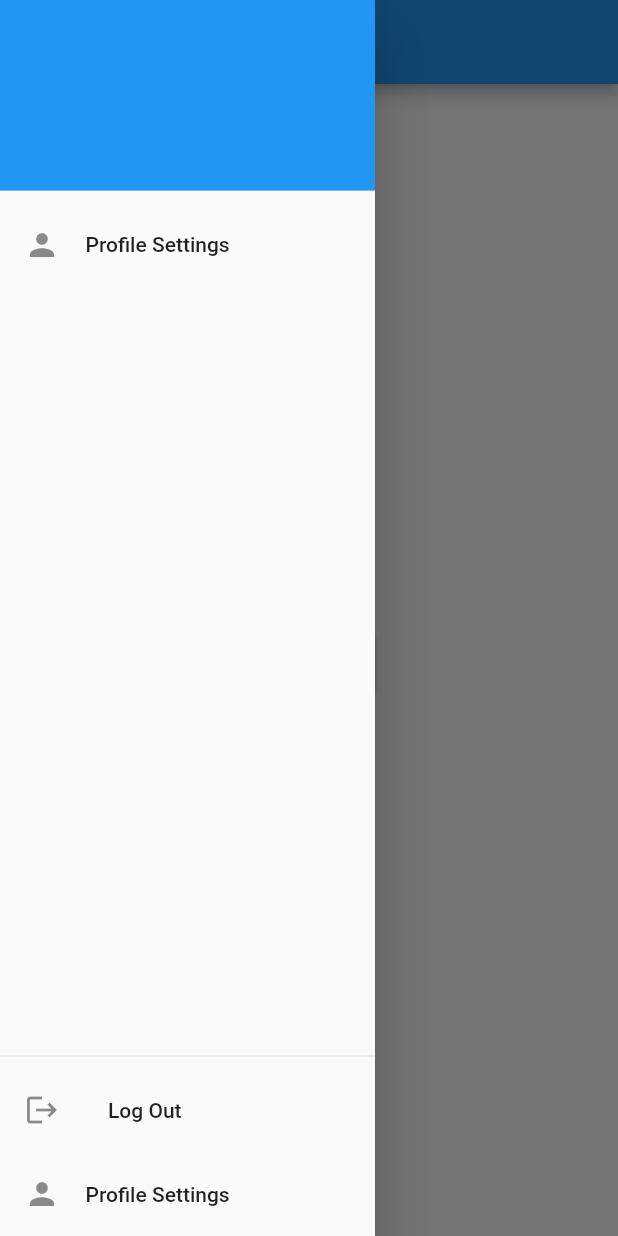
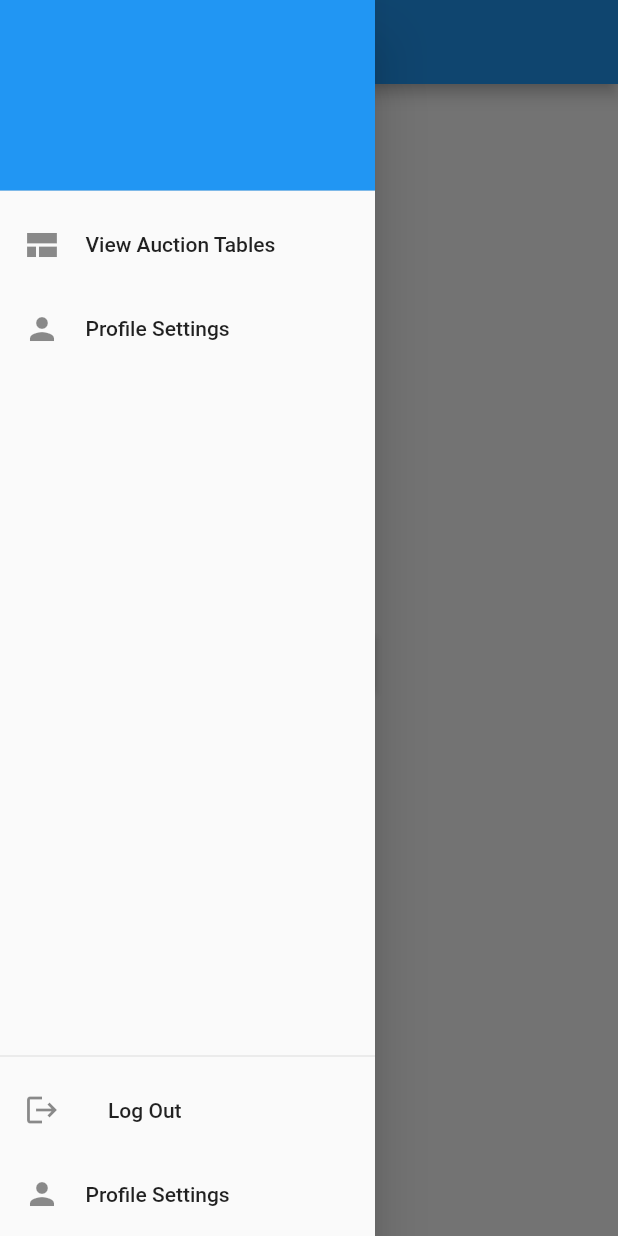
Before and after one commit to fburaktrd/Balikliova-Fish-Auction-G3, a Flutter app: the HomePage screen opened directly, with the side drawer open, on a phone screen of 412 x 824 dp. Run offline on Flutter 3.47's test engine with Material 2 defaults, Android fonts, the phone set to English and light mode, and no system bars; our stand-ins replace firebase_auth, firebase_core, firebase_database, get, get_it, intl_phone_number_input; accounts and stored records are empty.

Commit message:
updated navbar
added update auction table element to navbar and it has only seen by CoopHead and CrewMember

```diff
--- a/lib/Views/navBar.dart
+++ b/lib/Views/navBar.dart
@@ -146,7 +146,8 @@ class _navBarState extends State<navBar> {
                           ),
                         ),
                         Visibility(
-                          visible: _coopHead,
+                          visible:
+                              true, // Herkese açık bir element olduğu için herkes görebilmeli
                           child: ListTile(
                             //if user is coop head, views all auction tables
                             leading: Icon(Icons.view_comfortable_sharp),
@@ -156,7 +157,22 @@ class _navBarState extends State<navBar> {
                               Navigator.pop(context);
                               Navigator.of(context).push(MaterialPageRoute(
                                   builder: (BuildContext context) =>
-                                      HomePage())); //AuctionTableScreen()
+                                      AuctionTableScreen())); // olamlı
+                            },
+                          ),
+                        ),
+                        Visibility(
+                          visible: _coopHead || _crewMember,
+                          child: ListTile(
+                            //if user is coop head, views all auction tables
+                            leading: Icon(Icons.view_comfortable_sharp),
+                            horizontalTitleGap: 1,
+                            title: Text('Update Auction Tables'),
+                            onTap: () {
+                              Navigator.pop(context);
+                              Navigator.of(context).push(MaterialPageRoute(
+                                  builder: (BuildContext context) =>
+                                      AuctionTableScreen())); //AuctionTableScreen()
                             },
                           ),
                         ),
@@ -383,21 +399,6 @@ class _navBarState extends State<navBar> {
                     ),
                   ),
                   Visibility(
-                    visible: _coopMember | _coopCrew | _customer,
-                    child: ListTile(
-                      // if user is coop member, coop crew, customer
-                      leading: Icon(Icons.view_day),
-                      horizontalTitleGap: 1,
-                      title: Text('View Auction Table'),
-                      onTap: () {
-                        // Update the state of the app
-                        // ...
-                        // Then close the drawer
-                        Navigator.pop(context);
-                      },
-                    ),
-                  ),
-                  Visibility(
                     // if user is customer
                     visible: _customer,
                     child: ListTile(
```
Also changed, not shown: 1 other file.
